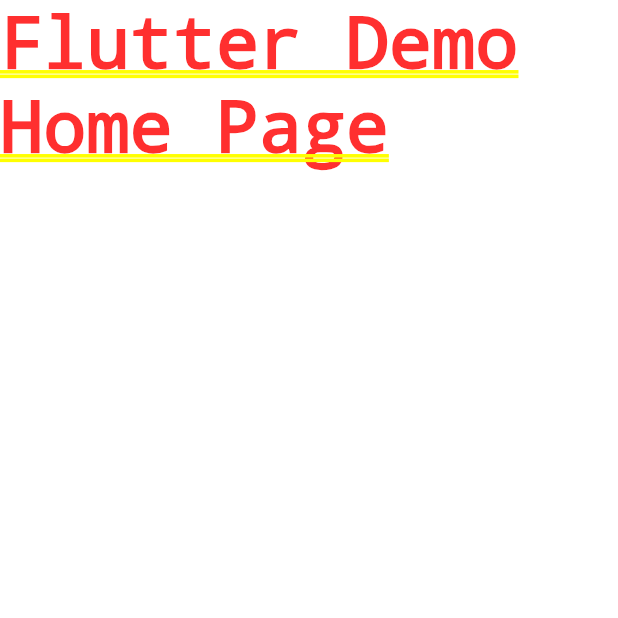
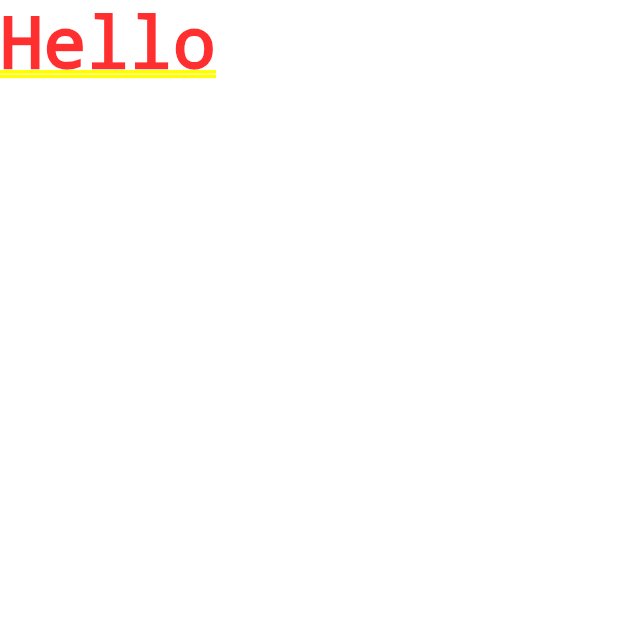
Before and after one commit to Lil-Savage/flutter_study, a Flutter app: the screen it shows after launch, on a phone screen of 412 x 824 dp, the top half of it. Run offline on Flutter 3.47's test engine with Material 2 defaults, Android fonts, the phone set to English and light mode, and no system bars.

Commit message:
App From Scratch

```diff
--- a/lib/main.dart
+++ b/lib/main.dart
@@ -5,9 +5,10 @@ void main() {
 }
 
 class MyApp extends StatelessWidget {
+  @override
   Widget build(BuildContext context) {
     return MaterialApp(
-      home: Text('Flutter Demo Home Page'),
+      home: Text('Hello'),
     );
   }
 }
```
